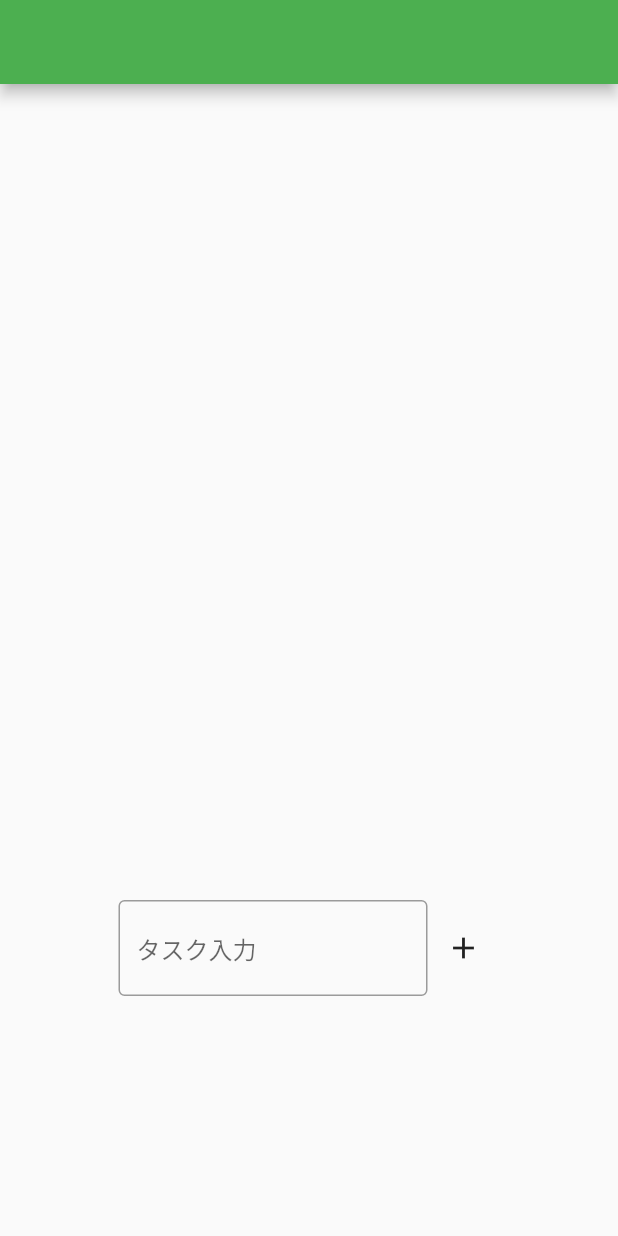
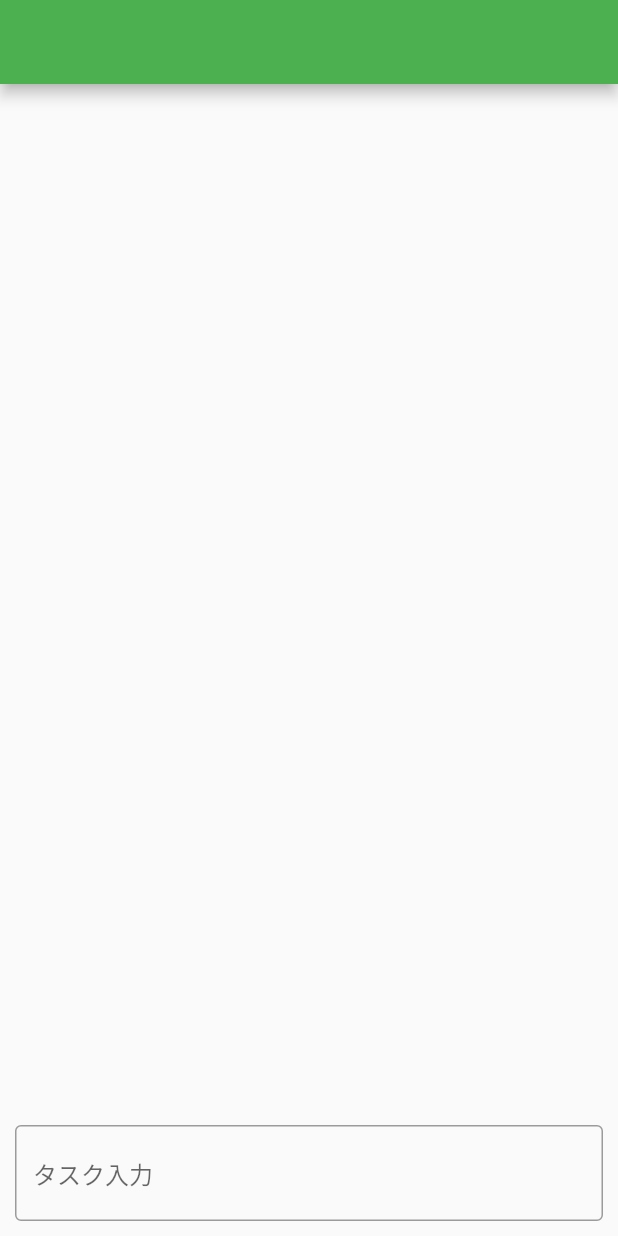
Before and after one commit to n-yata/simple_todo_flutter, a Flutter app: the screen it shows after launch, on a phone screen of 412 x 824 dp. Run offline on Flutter 3.47's test engine with Material 2 defaults, Android fonts, the phone set to English and light mode, and no system bars; our stand-ins replace google_fonts, shared_preferences.

Commit message:
定数の追加、フォントの修正

```diff
--- /dev/null
+++ b/lib/const/constants.dart
@@ -0,0 +1,7 @@
+class TodoTexts {
+  static const String title = "TODOリスト";
+  static const String taskInput = "タスク入力";
+  static const String update = "更新";
+  static const String delete = "削除";
+  static const String cancel = "キャンセル";
+}
--- a/lib/main.dart
+++ b/lib/main.dart
@@ -1,4 +1,6 @@
 import 'package:flutter/material.dart';
+import 'package:google_fonts/google_fonts.dart';
+import 'package:todo_app/const/constants.dart';
 import 'package:todo_app/page/todo_list_page.dart';
 
 void main() {
@@ -12,9 +14,10 @@ class MainApp extends StatelessWidget {
   @override
   Widget build(BuildContext context) {
     return MaterialApp(
-      title: 'Todoリスト',
+      title: TodoTexts.title,
       theme: ThemeData(
         primarySwatch: Colors.green,
+        textTheme: GoogleFonts.notoSansJpTextTheme(Theme.of(context).textTheme),
       ),
       home: const TodoListPage(),
     );
--- a/lib/page/todo_list_page.dart
+++ b/lib/page/todo_list_page.dart
@@ -1,4 +1,5 @@
 import 'package:flutter/material.dart';
+import 'package:todo_app/const/constants.dart';
 import 'package:todo_app/model/todo.dart';
 import 'package:todo_app/page/todo_edit_page.dart';
 import 'package:todo_app/shared/todo_list_item.dart';
@@ -29,9 +30,7 @@ class _TodoListPageState extends State<TodoListPage> {
           Expanded(
             child: _buildListView(),
           ),
-          Expanded(
-            child: _buildForm(),
-          ),
+          _buildForm(),
         ],
       ),
     );
@@ -54,7 +53,7 @@ class _TodoListPageState extends State<TodoListPage> {
             alignment: Alignment.centerLeft,
             padding: const EdgeInsets.symmetric(horizontal: 15),
             child: const Text(
-              '削除',
+              TodoTexts.delete,
               textAlign: TextAlign.start,
               style: TextStyle(color: Colors.white),
             ),
@@ -81,27 +80,17 @@ class _TodoListPageState extends State<TodoListPage> {
   }
 
   /// 入力フォーム
-  Row _buildForm() {
-    return Row(
-      mainAxisAlignment: MainAxisAlignment.center,
-      children: [
-        Flexible(
+  Container _buildForm() {
+    return Container(
+      padding: const EdgeInsets.all(10.0),
       child: TextField(
         controller: _controller,
         onSubmitted: (value) => _decisionInput(),
         decoration: const InputDecoration(
           border: OutlineInputBorder(),
-              hintText: 'タスク入力',
+          hintText: TodoTexts.taskInput,
         ),
       ),
-        ),
-        Flexible(
-          child: IconButton.outlined(
-            onPressed: () => _decisionInput(),
-            icon: const Icon(Icons.add),
-          ),
-        ),
-      ],
     );
   }
 
--- a/pubspec.yaml
+++ b/pubspec.yaml
@@ -33,6 +33,7 @@ dependencies:
   flutter_slidable: ^3.0.1
   intl: ^0.18.1
   shared_preferences: ^2.2.2
+  google_fonts: ^6.1.0
 
 
   # The following adds the Cupertino Icons font to your application.
```
Also changed, not shown: lib/page/todo_edit_page.dart (+11 -6 lines), pubspec.lock, 1 other file. Lines whose indentation alone changed are shown as unchanged.
